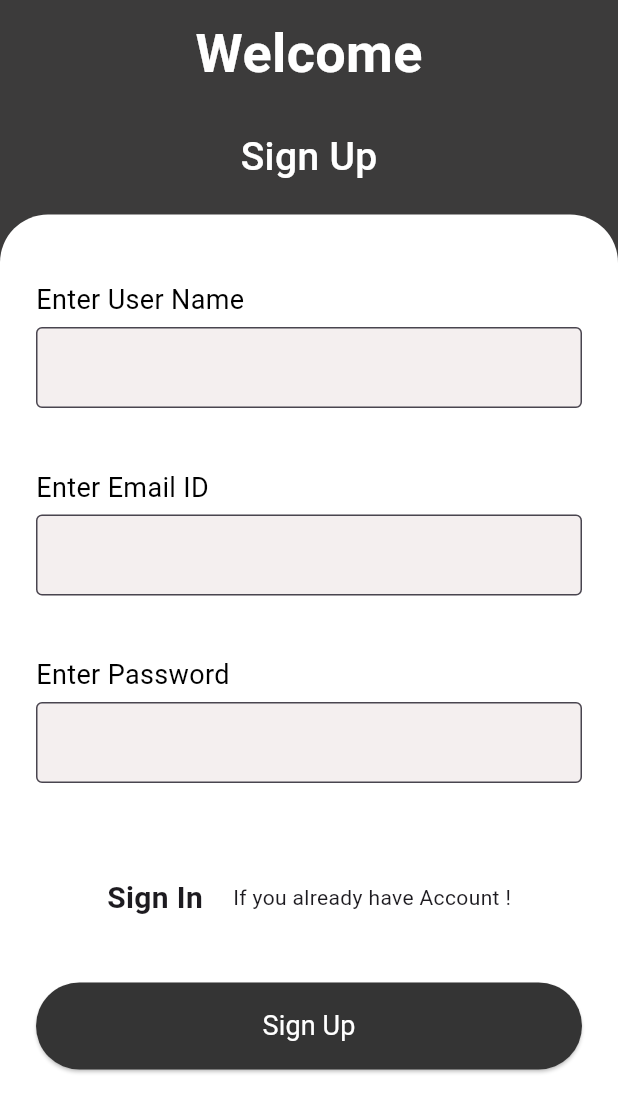
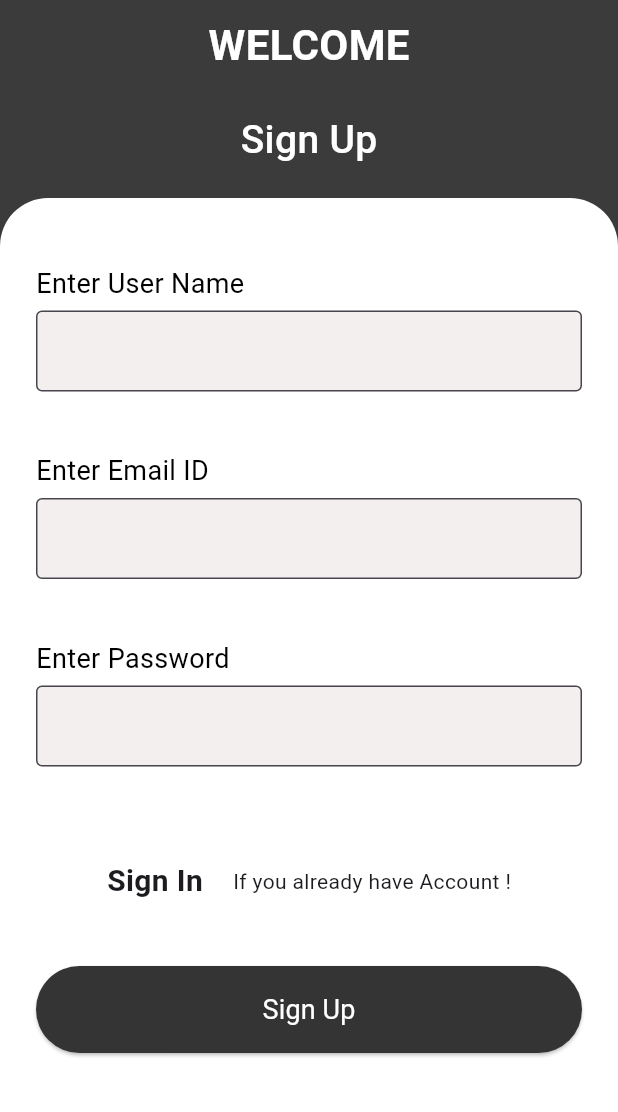
Before and after one commit to Rahul-Sharma-Github/Bike-Service-App, a Flutter app: the screen it shows after launch, on a phone screen of 412 x 824 dp. Shown: the top 1112 px of the screen. Run offline on Flutter 3.47's test engine with Material 3 defaults, Android fonts, the phone set to English and light mode, and no system bars; our stand-ins replace cloud_firestore, device_preview, firebase_auth, firebase_core, get; accounts and stored records are empty.

Commit message:
changed latters to Capital | changed the text size of welcome heading |

```diff
--- a/lib/app/core/constants/theme/textstyles/textstyle.dart
+++ b/lib/app/core/constants/theme/textstyles/textstyle.dart
@@ -4,7 +4,7 @@ class AppTextStyleTheme {
   // TextStyles for Welcome Page
   static const TextStyle welcomeHeadingTitleText = TextStyle(
     color: Color(0xffFFFFFF),
-    fontSize: 36,
+    fontSize: 28,
     fontWeight: FontWeight.bold,
   );
 
--- a/lib/app/features/authentication/presentation/pages/signup_page/signup_page.dart
+++ b/lib/app/features/authentication/presentation/pages/signup_page/signup_page.dart
@@ -29,7 +29,7 @@ class SignUpPage extends StatelessWidget {
             children: [
               // Header
               const HeaderWidget(
-                title: 'Welcome',
+                title: 'WELCOME',
                 subtitle: 'Sign Up',
               ),
               const SizedBox(
```
